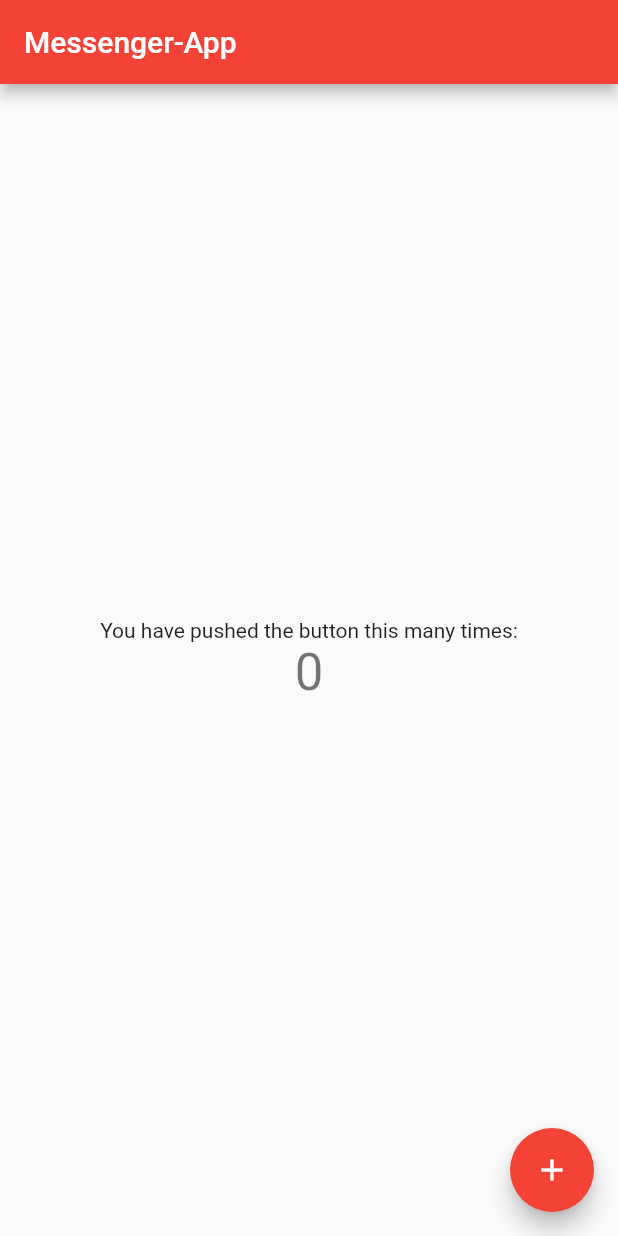
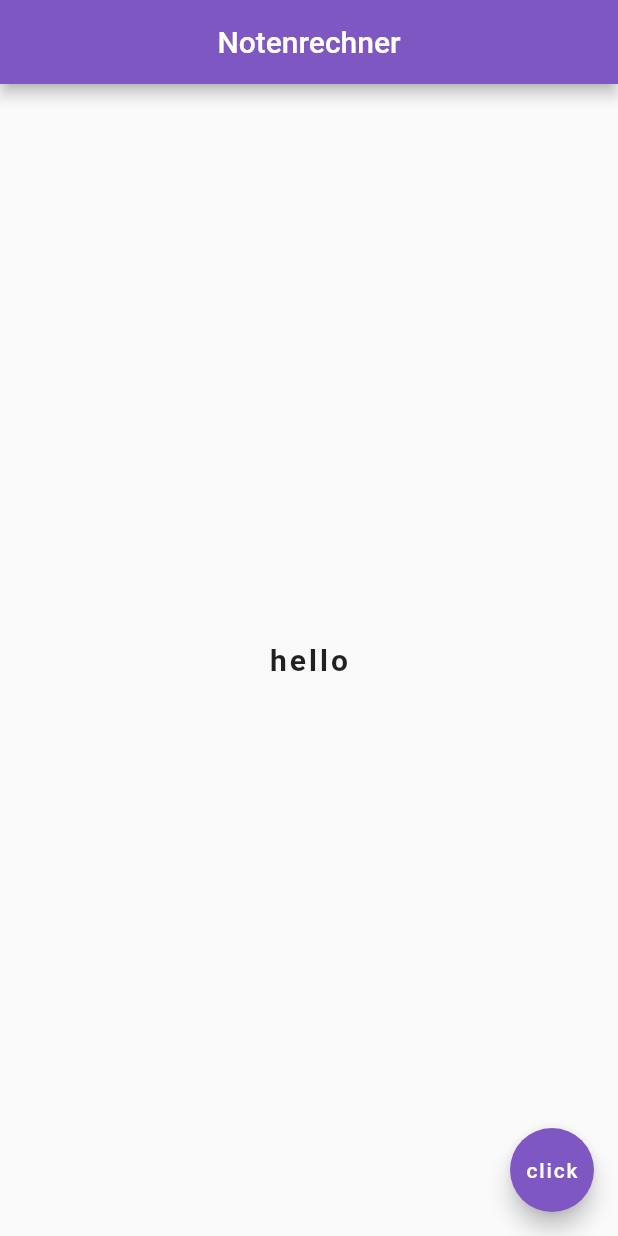
Before and after one commit to DarioIannello/Messanger-App, a Flutter app: the screen it shows after launch, on a phone screen of 412 x 824 dp. Run offline on Flutter 3.47's test engine with Material 2 defaults, Android fonts, the phone set to English and light mode, and no system bars.

Commit message:
Update main.dart

```diff
--- a/lib/main.dart
+++ b/lib/main.dart
@@ -1,115 +1,34 @@
 import 'package:flutter/material.dart';
 
-void main() {
-  runApp(const MyApp());
-}
+void main() => runApp(MaterialApp(
+    home: Home()
+));
 
-class MyApp extends StatelessWidget {
-  const MyApp({Key? key}) : super(key: key);
 
-  // This widget is the root of your application.
+class Home extends StatelessWidget {
   @override
   Widget build(BuildContext context) {
-    return MaterialApp(
-      title: 'Messenger-App',
-      theme: ThemeData(
-        // This is the theme of your application.
-        //
-        // Try running your application with "flutter run". You'll see the
-        // application has a blue toolbar. Then, without quitting the app, try
-        // changing the primarySwatch below to Colors.green and then invoke
-        // "hot reload" (press "r" in the console where you ran "flutter run",
-        // or simply save your changes to "hot reload" in a Flutter IDE).
-        // Notice that the counter didn't reset back to zero; the application
-        // is not restarted.
-        primarySwatch: Colors.red,
+    return Scaffold(
+      appBar: AppBar(
+        title: Text('Notenrechner'),
+        centerTitle: true,
+        backgroundColor: Colors.deepPurple[400],
       ),
-      home: const MyHomePage(title: 'Messenger-App'),
+      body: Center(
+        child: Text(
+          'hello',
+          style: TextStyle(
+            fontSize: 20.0,
+            fontWeight: FontWeight.bold,
+            letterSpacing: 2.0,
+          ),
+        ),
+      ),
+      floatingActionButton: FloatingActionButton(
+        onPressed: () {},
+        child: Text('click'),
+        backgroundColor: Colors.deepPurple[400],
+      ),
     );
   }
 }
-
-class MyHomePage extends StatefulWidget {
-  const MyHomePage({Key? key, required this.title}) : super(key: key);
-
-  // This widget is the home page of your application. It is stateful, meaning
-  // that it has a State object (defined below) that contains fields that affect
-  // how it looks.
-
-  // This class is the configuration for the state. It holds the values (in this
-  // case the title) provided by the parent (in this case the App widget) and
-  // used by the build method of the State. Fields in a Widget subclass are
-  // always marked "final".
-
-  final String title;
-
-  @override
-  State<MyHomePage> createState() => _MyHomePageState();
-}
-
-class _MyHomePageState extends State<MyHomePage> {
-  int _counter = 0;
-
-  void _incrementCounter() {
-    setState(() {
-      // This call to setState tells the Flutter framework that something has
-      // changed in this State, which causes it to rerun the build method below
-      // so that the display can reflect the updated values. If we changed
-      // _counter without calling setState(), then the build method would not be
-      // called again, and so nothing would appear to happen.
-      _counter++;
-    });
-  }
-
-  @override
-  Widget build(BuildContext context) {
-    // This method is rerun every time setState is called, for instance as done
-    // by the _incrementCounter method above.
-    //
-    // The Flutter framework has been optimized to make rerunning build methods
-    // fast, so that you can just rebuild anything that needs updating rather
-    // than having to individually change instances of widgets.
-    return Scaffold(
-      appBar: AppBar(
-        // Here we take the value from the MyHomePage object that was created by
-        // the App.build method, and use it to set our appbar title.
-        title: Text(widget.title),
-      ),
-      body: Center(
-        // Center is a layout widget. It takes a single child and positions it
-        // in the middle of the parent.
-        child: Column(
-          // Column is also a layout widget. It takes a list of children and
-          // arranges them vertically. By default, it sizes itself to fit its
-          // children horizontally, and tries to be as tall as its parent.
-          //
-          // Invoke "debug painting" (press "p" in the console, choose the
-          // "Toggle Debug Paint" action from the Flutter Inspector in Android
-          // Studio, or the "Toggle Debug Paint" command in Visual Studio Code)
-          // to see the wireframe for each widget.
-          //
-          // Column has various properties to control how it sizes itself and
-          // how it positions its children. Here we use mainAxisAlignment to
-          // center the children vertically; the main axis here is the vertical
-          // axis because Columns are vertical (the cross axis would be
-          // horizontal).
-          mainAxisAlignment: MainAxisAlignment.center,
-          children: <Widget>[
-            const Text(
-              'You have pushed the button this many times:',
-            ),
-            Text(
-              '$_counter',
-              style: Theme.of(context).textTheme.headline4,
-            ),
-          ],
-        ),
-      ),
-      floatingActionButton: FloatingActionButton(
-        onPressed: _incrementCounter,
-        tooltip: 'Increment',
-        child: const Icon(Icons.add),
-      ), // This trailing comma makes auto-formatting nicer for build methods.
-    );
-  }
-}
```
